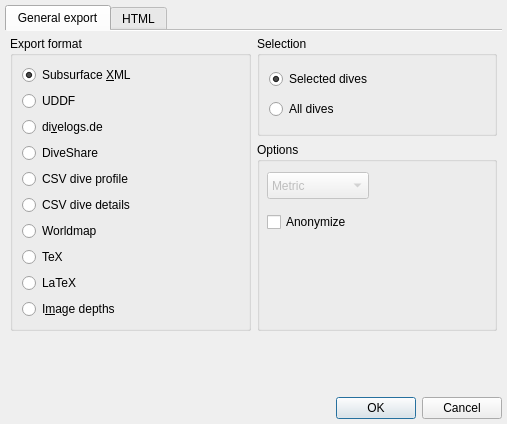
First picture: the form in desktop-widgets/divelogexportdialog.ui, repository subsurface/subsurface, before the edit.
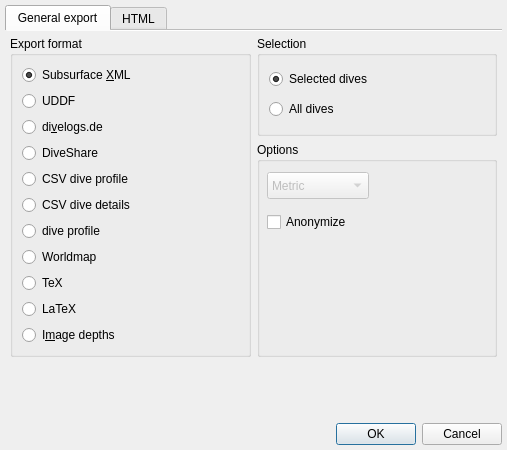
Second picture: the form after the edit. Icons and pictures are not drawn.

Commit message:
Export profile image
With Facebook support gone, we should offer a way to export
the profile image. This has been part of the TeX support
but this makes it explicit.

What changed in the file:
```diff
--- a/desktop-widgets/divelogexportdialog.ui
+++ b/desktop-widgets/divelogexportdialog.ui
@@ -181,6 +181,16 @@
             </attribute>
            </widget>
           </item>
+          <item>
+           <widget class="QRadioButton" name="exportProfile">
+            <property name="text">
+             <string>dive profile</string>
+            </property>
+            <attribute name="buttonGroup">
+             <string notr="true">exportGroup</string>
+            </attribute>
+           </widget>
+          </item>
           <item>
            <widget class="QRadioButton" name="exportWorldMap">
             <property name="text">
```
The commit also changes 6 other files.
